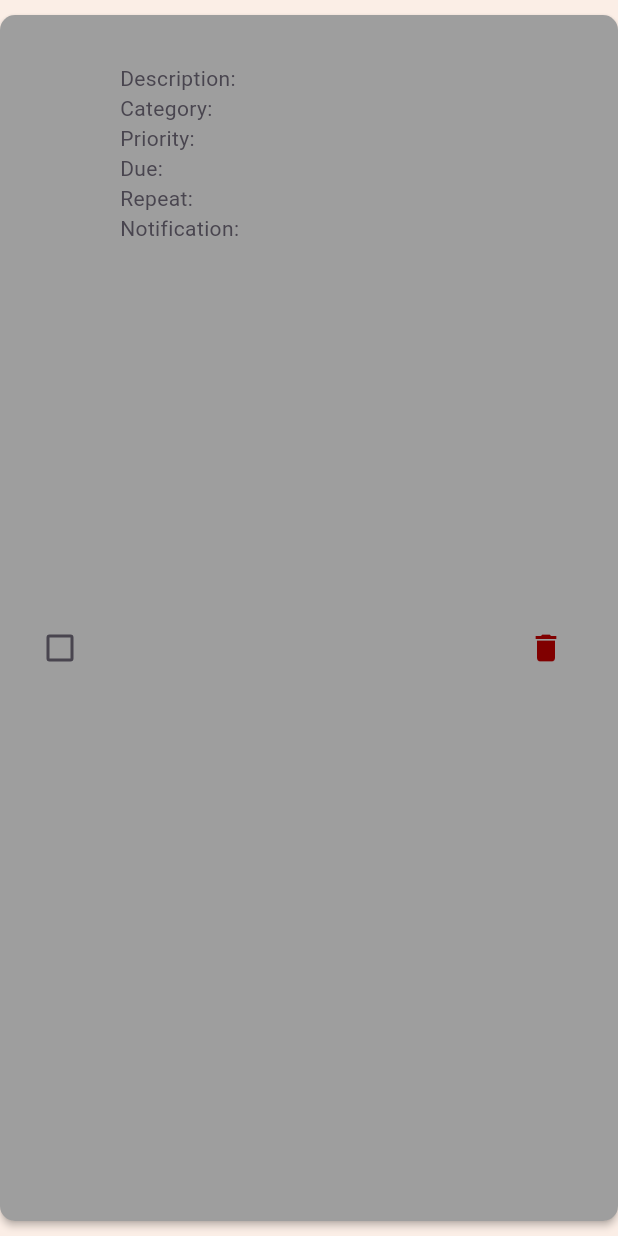
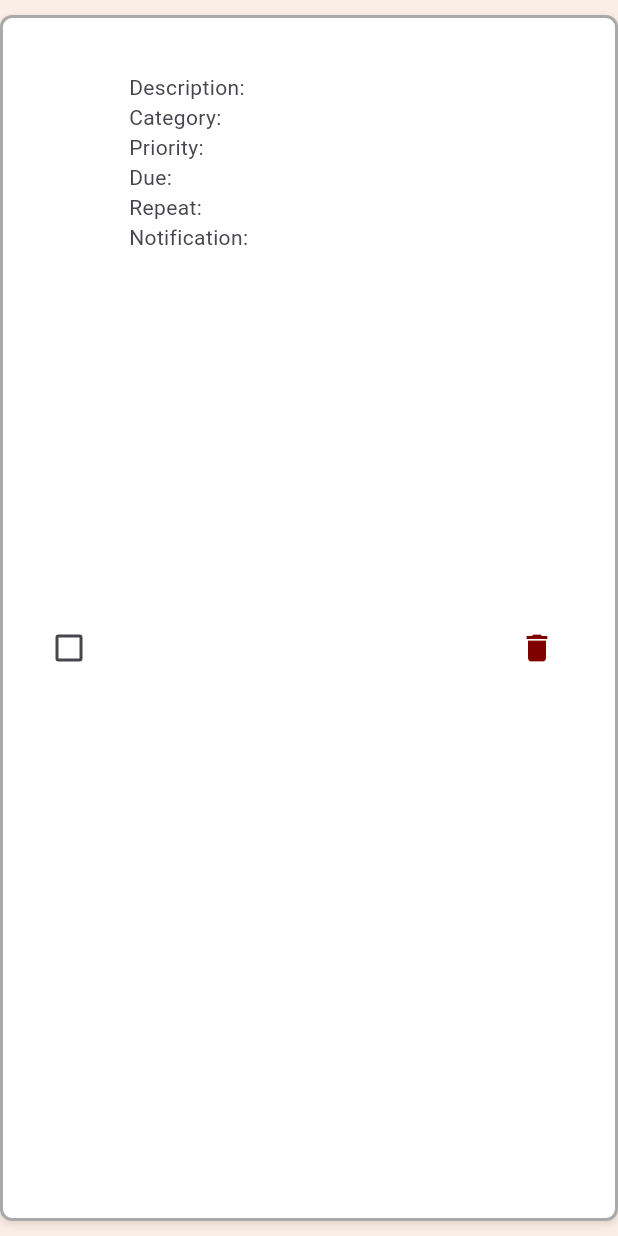
Before and after one commit to Munibafarooq-574/Aurado_2025, a Flutter app: the TaskCardWithCheckbox widget shown alone on an empty page, opened directly with empty values, on a phone screen of 412 x 824 dp. Run offline on Flutter 3.47's test engine with Material 3 defaults, Android fonts, the phone set to English and light mode, and no system bars; our stand-ins replace animated_text_kit, flutter_local_notifications, permission_handler, syncfusion_flutter_charts, timezone.

Commit message:
Initial commit

```diff
--- a/aurado_2025/lib/screens/CompletedScreen.dart
+++ b/aurado_2025/lib/screens/CompletedScreen.dart
@@ -290,11 +290,48 @@ class TaskCardWithCheckbox  extends StatelessWidget {
     required this.onCheckboxChanged,
   }) : super(key: key);
 
+  Color _getBorderColorForCategory(String? category) {
+    switch (category) {
+      case 'Work':
+        return const Color(0xff6495ED); // blue
+      case 'Personal':
+        return const Color(0xFFCC3366); // pink
+      case 'Shopping':
+        return const Color(0xffEC9D41); // orange
+      case 'Health':
+        return const Color(0xff90EE90); // green
+      case 'Habit':
+        return const Color(0xffFFD700); // yellow
+      default:
+        return const Color(0xffA9A9A9); // dark gray for others
+    }
+  }
   @override
   Widget build(BuildContext context) {
-    return Card(
+    return Container(
       margin: const EdgeInsets.symmetric(vertical: 10),
-      color: color,
+      decoration: BoxDecoration(
+        color: Colors.white,
+        border: Border.all(
+          color: _getBorderColorForCategory(task.category),
+          width: 2,
+        ),
+
+        borderRadius: BorderRadius.circular(8),
+        boxShadow: [
+          BoxShadow(
+            color: Colors.black12,
+            blurRadius: 4,
+            offset: Offset(0, 2),
+          )
+        ],
+      ),
+      child: Card(
+        color: Colors.white,
+        elevation: 0, // remove double shadow
+        shape: RoundedRectangleBorder(
+          borderRadius: BorderRadius.circular(8),
+        ),
         child: ListTile(
           leading: Checkbox(
             value: isSelected,
@@ -325,6 +362,8 @@ class TaskCardWithCheckbox  extends StatelessWidget {
             onPressed: onDelete,
           ),
         ),
+      ),
     );
+
   }
 }
```
Lines whose indentation alone changed are shown as unchanged.
